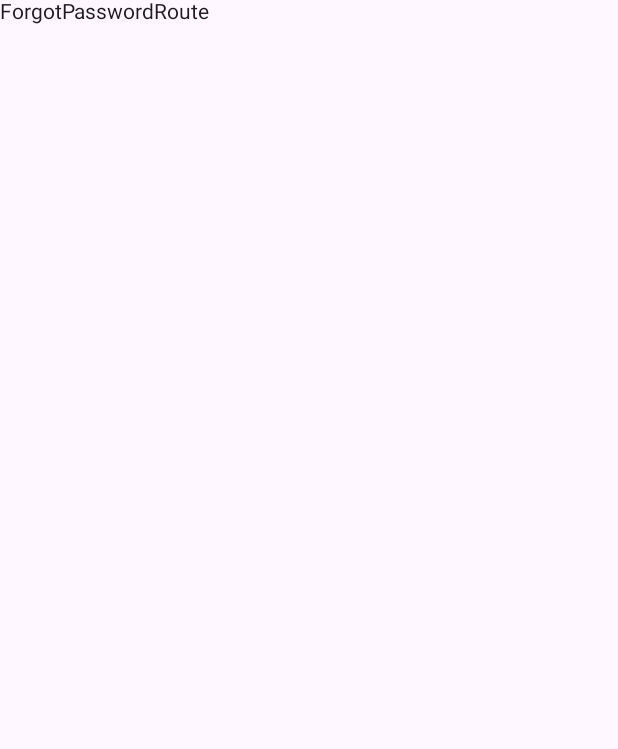
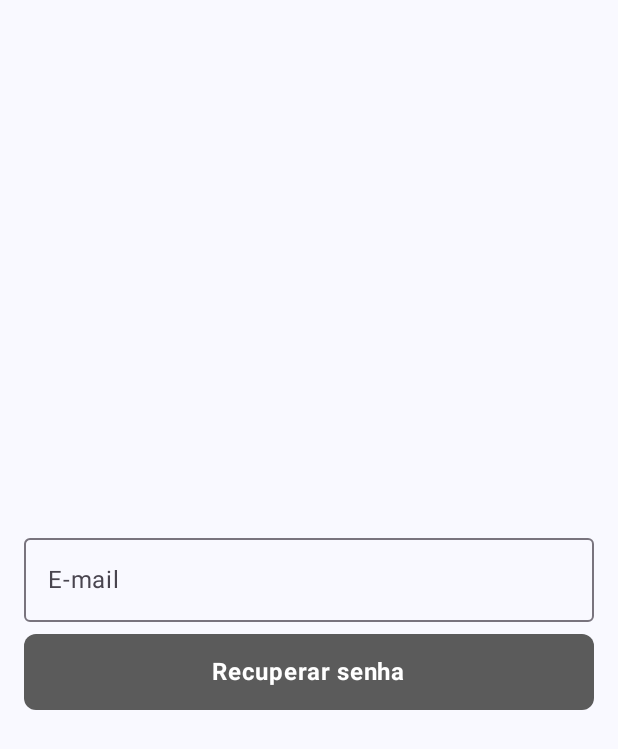
Before and after one commit to lucas-marciano/vila-app, an Android app built with Jetpack Compose: the ForgotPasswordRoute screen opened through its navigation route, on a phone screen of 412 x 824 dp. Before the commit the part shown is almost empty. Shown: the top 749 px of the screen. Run offline under Robolectric (Android 15) with nearby library versions, the light colour scheme and no system bars; our stand-ins replace Compose Multiplatform resources.

Commit message:
feat: create the forgot route

```diff
--- a/composeApp/src/commonMain/composeResources/values/strings.xml
+++ b/composeApp/src/commonMain/composeResources/values/strings.xml
@@ -8,11 +8,13 @@
     <string name="vila_app_field_empty_error">Os campos são obrigatórios</string>
     <string name="vila_app_forgot_pass_button">Esqueci minha senha</string>
     <string name="vila_app_login_title">Login</string>
+    <string name="vila_app_recovery_button">Recuperar senha</string>
 
-    <string name="error_disk_full">Oops, it seems like your disk is full.</string>
-    <string name="error_unknown">Oops, something went wrong.</string>
-    <string name="error_request_timeout">The request timed out.</string>
-    <string name="error_no_internet">Couldn't reach server, please check your internet connection.</string>
-    <string name="error_too_many_requests">Your quota seems to be exceeded.</string>
-    <string name="error_serialization">Couldn't parse data.</string>
+    <!-- ERROS -->
+    <string name="error_disk_full">Sem espaço de disco disponível.</string>
+    <string name="error_unknown">Tivemos um erro inesperado.</string>
+    <string name="error_request_timeout">Timeout de requisição.</string>
+    <string name="error_no_internet">Sem conexão com a internet.</string>
+    <string name="error_too_many_requests">Erro de acessos repetitivos.</string>
+    <string name="error_serialization">Erro ao fazer o parse dos dados.</string>
 </resources>
--- a/composeApp/src/commonMain/kotlin/br/com/gitpush/vilapp/features/forgot_pass/presentation/ForgotPasswordScreen.kt
+++ b/composeApp/src/commonMain/kotlin/br/com/gitpush/vilapp/features/forgot_pass/presentation/ForgotPasswordScreen.kt
@@ -1,9 +1,47 @@
 package br.com.gitpush.vilapp.features.forgot_pass.presentation
 
-import androidx.compose.material3.Text
+import androidx.compose.foundation.background
+import androidx.compose.foundation.layout.Arrangement
+import androidx.compose.foundation.layout.Column
+import androidx.compose.foundation.layout.Spacer
+import androidx.compose.foundation.layout.fillMaxSize
+import androidx.compose.foundation.layout.padding
 import androidx.compose.runtime.Composable
+import androidx.compose.ui.Alignment
+import androidx.compose.ui.Modifier
+import br.com.gitpush.vilapp.ui.components.buttons.MainButton
+import br.com.gitpush.vilapp.ui.components.textfields.MainTextFieldEmail
+import br.com.gitpush.vilapp.ui.theme.VilaTheme
+import org.jetbrains.compose.resources.stringResource
+import vilapp.composeapp.generated.resources.Res
+import vilapp.composeapp.generated.resources.vila_app_recovery_button
 
 @Composable
 fun ForgotPasswordRoute() {
-    Text("ForgotPasswordRoute")
+    ForgotPasswordScreen()
 }
+
+@Composable
+private fun ForgotPasswordScreen() {
+    Column(
+        modifier = Modifier.fillMaxSize()
+            .background(VilaTheme.colors.background)
+            .padding(VilaTheme.spaces.large),
+        horizontalAlignment = Alignment.CenterHorizontally,
+        verticalArrangement = Arrangement.Center
+
+    ) {
+        MainTextFieldEmail(
+            value = "",
+        ) {
+        }
+
+        Spacer(modifier = Modifier.padding(bottom = VilaTheme.spaces.medium))
+
+        MainButton(
+            text = stringResource(Res.string.vila_app_recovery_button),
+            onClick = {
+            },
+        )
+    }
+}
--- a/composeApp/src/commonMain/kotlin/br/com/gitpush/vilapp/features/login/presentation/LoginViewModel.kt
+++ b/composeApp/src/commonMain/kotlin/br/com/gitpush/vilapp/features/login/presentation/LoginViewModel.kt
@@ -2,10 +2,7 @@ package br.com.gitpush.vilapp.features.login.presentation
 
 import androidx.lifecycle.ViewModel
 import androidx.lifecycle.viewModelScope
-import br.com.gitpush.vilapp.core.domain.onError
-import br.com.gitpush.vilapp.core.domain.onSuccess
 import br.com.gitpush.vilapp.core.presentation.UiText
-import br.com.gitpush.vilapp.core.presentation.toUiText
 import br.com.gitpush.vilapp.features.login.domain.LoginRepository
 import kotlinx.coroutines.delay
 import kotlinx.coroutines.flow.MutableStateFlow
@@ -61,7 +58,6 @@ class LoginViewModel(
         }
     }
 
-
     private fun login(email: String, password: String) = viewModelScope.launch {
         delay(3000)
         if (_state.value.checkFields()) {
```
